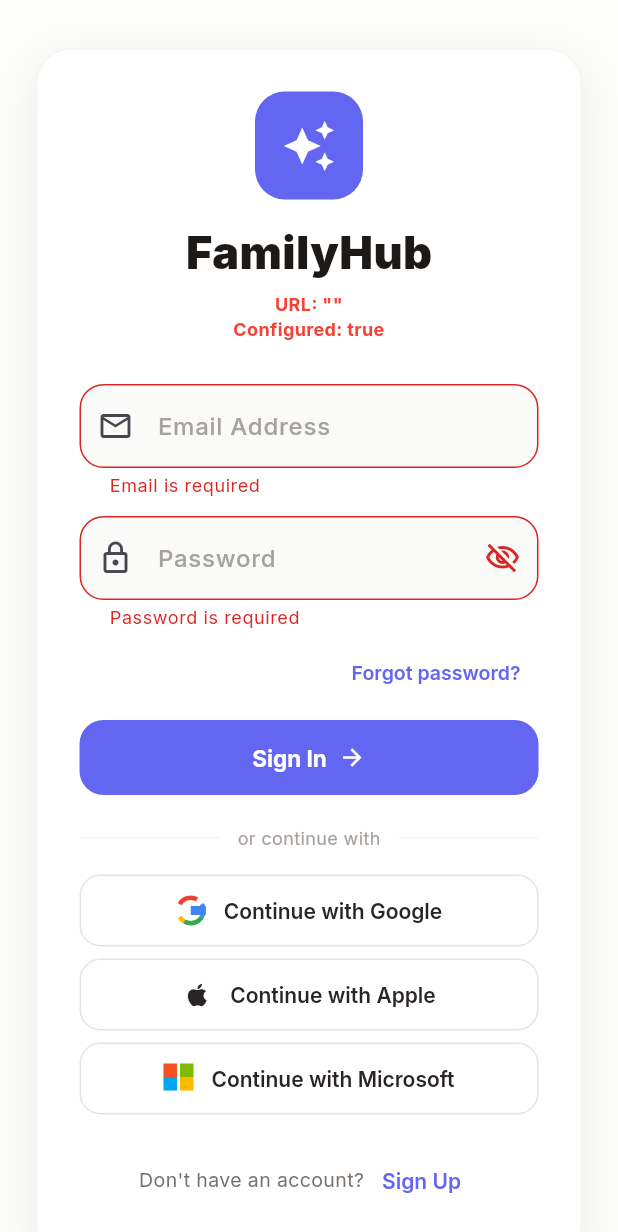
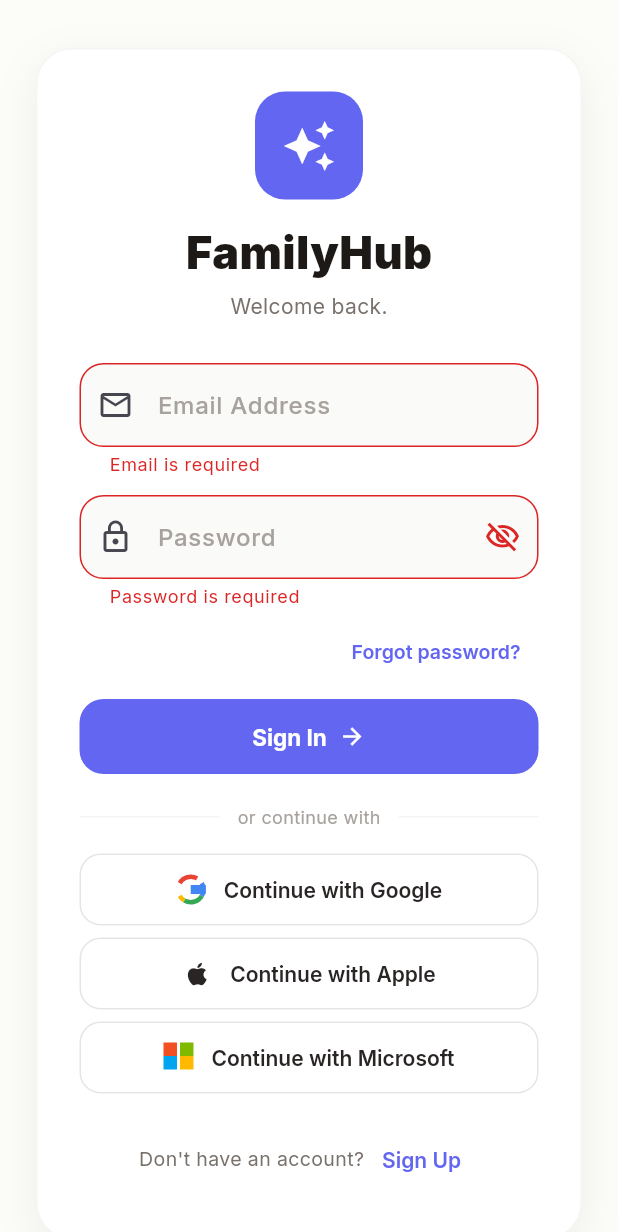
Before and after one commit to mrmrslobos/lobo-hub-flutter, a Flutter app: the screen it shows after launch, after a tap on "Sign In", on a phone screen of 412 x 824 dp. Shown: the top 1232 px of the screen. Run offline on Flutter 3.47's test engine with Material 3 defaults, Android fonts, the phone set to English and light mode, and no system bars; our stand-ins replace cached_network_image, firebase_core, firebase_messaging, fl_chart, flutter_local_notifications, flutter_secure_storage and 8 more; missing offline and left inert: extension_google_sign_in_as_googleapis_auth, googleapis, purchases_flutter; accounts and stored records are empty.

Commit message:
Remove debug UI and fix AI proxy 401 by using user JWT token
1. Removed debug text and dialog from login screen
2. Fixed AI proxy 401: was sending anon key as Bearer token but
   Supabase Edge Functions require the user's JWT access token.
   Now sends user JWT in Authorization header and anon key in
   apikey header.

https://claude.ai/code/session_01NKNy42RfrkgBaLEC1SJBgX

```diff
--- a/lib/screens/auth/auth_screen.dart
+++ b/lib/screens/auth/auth_screen.dart
@@ -174,7 +174,6 @@ class _AuthScreenState extends State<AuthScreen> {
       }
 
       // If no family found locally, try fetching from Supabase cloud
-      String _debugInfo = 'UserID: ${user.id}\n';
       if (family == null && _supabaseConfigured) {
         try {
           // Look up the user's family membership from cloud
@@ -182,19 +181,13 @@ class _AuthScreenState extends State<AuthScreen> {
               .from('family_members')
               .select()
               .eq('userId', user.id);
-          _debugInfo += 'family_members query returned: $memberships\n';
           if (memberships is List && memberships.isNotEmpty) {
             final cloudMembership = memberships.first as Map<String, dynamic>;
             final familyId = (cloudMembership['familyId'] ?? cloudMembership['family_id']) as String?;
-            _debugInfo += 'familyId: $familyId\n';
             if (familyId != null) {
               // Fetch all cloud data for this family and merge
               final db = await DatabaseService.reconcileCloud(provider.db, familyId);
               provider.setDb(db);
-              _debugInfo += 'reconcileCloud done. families: ${db.families.length}, members: ${db.familyMembers.length}, users: ${db.users.length}\n';
-              if (DatabaseService.lastError != null) {
-                _debugInfo += 'PARSE ERRORS:\n${DatabaseService.lastError}\n';
-              }
 
               // Now resolve from the merged DB
               membership = db.familyMembers
@@ -206,38 +199,18 @@ class _AuthScreenState extends State<AuthScreen> {
                     .firstWhere((f) => f?.id == membership!.familyId,
                         orElse: () => null);
               }
-              _debugInfo += 'membership: ${membership?.familyId}, family: ${family?.name}\n';
             }
-          } else {
-            _debugInfo += 'No memberships found in cloud\n';
           }
         } catch (e) {
-          _debugInfo += 'Cloud lookup ERROR: $e\n';
           debugPrint('[Auth] Cloud family lookup failed: $e');
         }
       }
 
-      // DEBUG: show what happened during login
-      if (family == null && mounted) {
-        await showDialog(
-          context: context,
-          builder: (_) => AlertDialog(
-            title: const Text('DEBUG: Login Info'),
-            content: SingleChildScrollView(
-              child: Text(_debugInfo, style: const TextStyle(fontSize: 11)),
-            ),
-            actions: [
-              TextButton(
-                onPressed: () => Navigator.pop(context),
-                child: const Text('OK'),
-              ),
-            ],
-          ),
-        );
+      if (family == null) {
         _pendingUser = user;
         _setView(_AuthView.onboarding);
       } else {
-        provider.authenticate(user, family!);
+        provider.authenticate(user, family);
         if (mounted) context.go('/');
       }
     } catch (e) {
@@ -625,14 +598,12 @@ class _AuthScreenState extends State<AuthScreen> {
                   ),
                 ),
                 const SizedBox(height: 4),
-                Text(
-                  'URL: "${const String.fromEnvironment('SUPABASE_URL')}"\nConfigured: $_supabaseConfigured',
-                  textAlign: TextAlign.center,
-                  style: const TextStyle(
+                const Text(
+                  'Welcome back.',
+                  style: TextStyle(
                     fontFamily: 'Inter',
-                    fontSize: 12,
-                    color: Colors.red,
-                    fontWeight: FontWeight.bold,
+                    fontSize: 14,
+                    color: AppTheme.stone500,
                   ),
                 ),
               ],
--- a/lib/services/ai_service.dart
+++ b/lib/services/ai_service.dart
@@ -34,10 +34,14 @@ class AiService {
         body['responseSchema'] = responseSchema;
       }
 
+      // Edge functions require the user's JWT for auth, with apikey header
+      final accessToken =
+          Supabase.instance.client.auth.currentSession?.accessToken ?? anonKey;
       final response = await http.post(
         uri,
         headers: {
-          'Authorization': 'Bearer $anonKey',
+          'Authorization': 'Bearer $accessToken',
+          'apikey': anonKey,
           'Content-Type': 'application/json',
         },
         body: jsonEncode(body),
```
